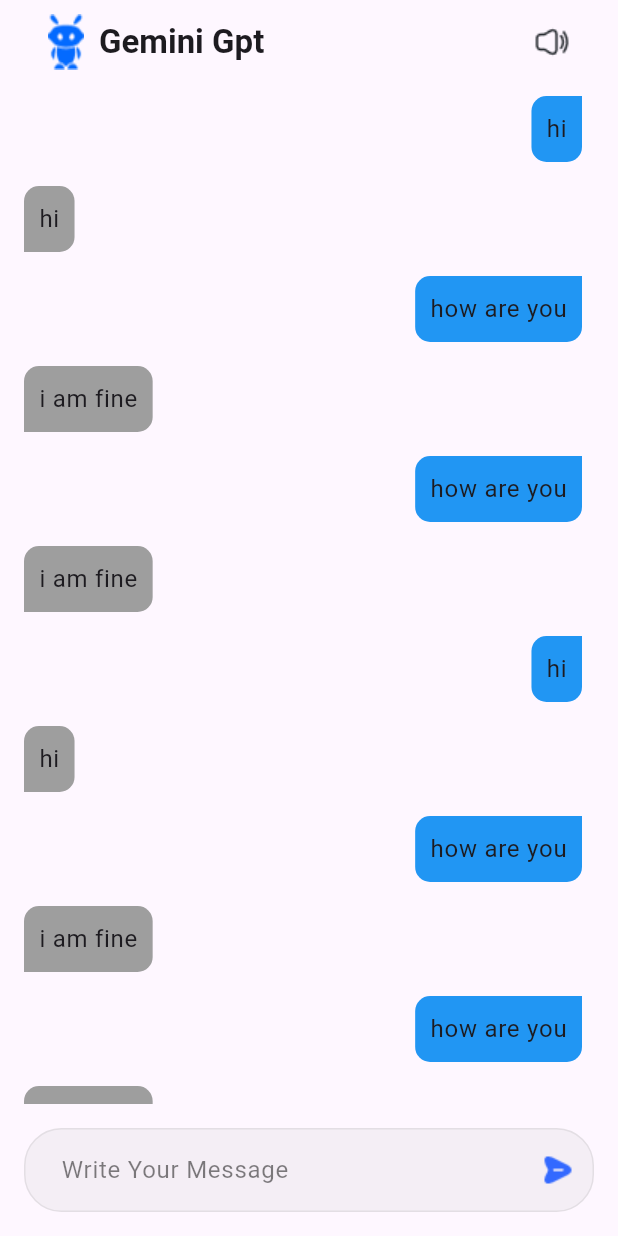
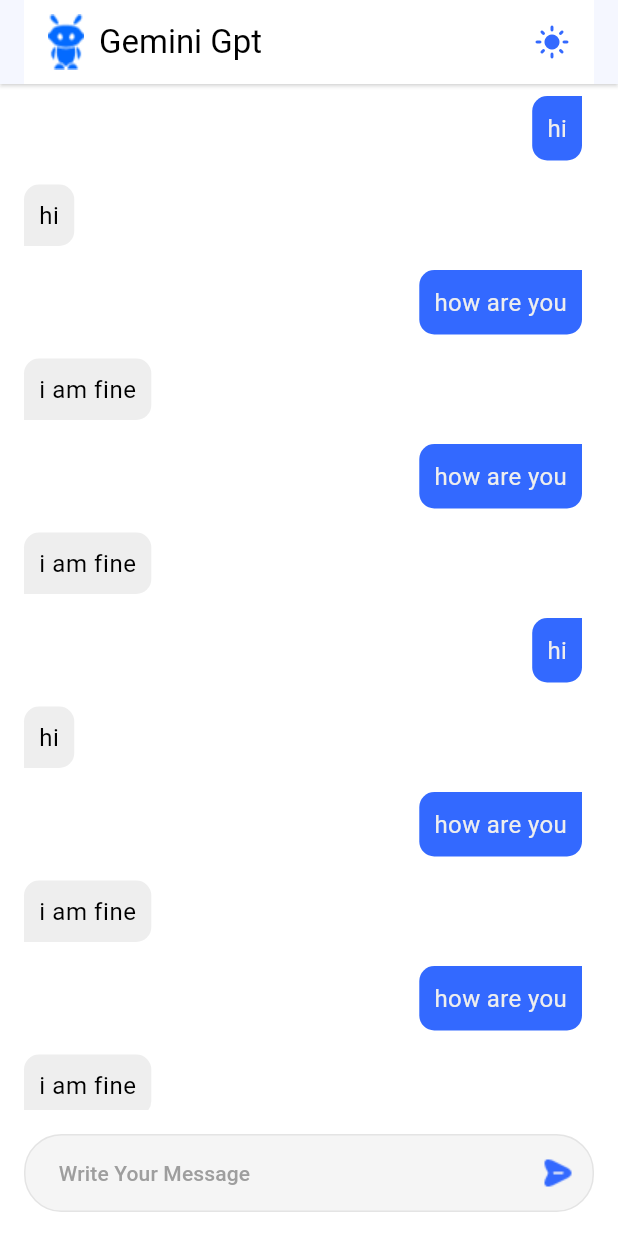
Before and after one commit to amrnooour/gemini_gpt, a Flutter app: the screen it shows after launch, after a tap on "Continue", on a phone screen of 412 x 824 dp. Run offline on Flutter 3.47's test engine with Material 3 defaults, Android fonts, the phone set to English and light mode, and no system bars; our stand-ins replace flutter_riverpod.

Commit message:
craete light and dark mode

```diff
--- a/lib/features/home/home_view.dart
+++ b/lib/features/home/home_view.dart
@@ -8,7 +8,10 @@ class HomeView extends StatelessWidget {
   @override
   Widget build(BuildContext context) {
     return Scaffold(
+      backgroundColor: Theme.of(context).colorScheme.background,
       appBar: AppBar(
+      backgroundColor: Theme.of(context).colorScheme.background,
+      elevation: 1,
         title: const CustomAppBar(),
       ),
       body: const HomeViewBody(),
--- a/lib/features/home/widgets/custom_app_bar.dart
+++ b/lib/features/home/widgets/custom_app_bar.dart
@@ -1,19 +1,36 @@
 import 'package:flutter/material.dart';
+import 'package:flutter_riverpod/flutter_riverpod.dart';
 import 'package:gemini_gpt/core/utils/app_assets.dart';
+import 'package:gemini_gpt/theme_notifier.dart';
 
-class CustomAppBar extends StatelessWidget {
+class CustomAppBar extends ConsumerStatefulWidget {
   const CustomAppBar({super.key});
 
   @override
+  ConsumerState<CustomAppBar> createState() => _CustomAppBarState();
+}
+
+class _CustomAppBarState extends ConsumerState<CustomAppBar> {
+
+  @override
   Widget build(BuildContext context) {
+    final currentTheme = ref.read(themeProvider);
     return AppBar(
       title: Row(
         children: [
           Image.asset(AppAssets.robot),
-          const SizedBox(width: 10,),
-          const Text("Gemini Gpt",style: TextStyle(fontWeight: FontWeight.bold),),
+          const SizedBox(
+            width: 10,
+          ),
+          Text("Gemini Gpt", style: Theme.of(context).textTheme.titleLarge),
           const Spacer(),
-          Image.asset(AppAssets.volumeButton),
+          GestureDetector(
+              onTap: () {
+                ref.read(themeProvider.notifier).toggleTheme();
+              },
+              child: currentTheme==ThemeMode.dark?
+              Icon(Icons.dark_mode,color: Theme.of(context).colorScheme.secondary,)
+              :Icon(Icons.light_mode,color: Theme.of(context).colorScheme.primary,)),
         ],
       ),
     );
--- a/lib/features/home/widgets/custom_list_message.dart
+++ b/lib/features/home/widgets/custom_list_message.dart
@@ -27,9 +27,11 @@ class CustomListMessage extends StatelessWidget {
                             topEnd: Radius.circular(10),
                             bottomEnd: Radius.circular(10)),
                     color: Constants.messge[index].isUser
-                        ? Colors.blue
-                        : Colors.grey),
-                child: Text(Constants.messge[index].text)),
+                        ? Theme.of(context).colorScheme.primary
+                        : Theme.of(context).colorScheme.secondary),
+                child: Text(Constants.messge[index].text,
+                style: Constants.messge[index].isUser?Theme.of(context).textTheme.bodyMedium:
+                Theme.of(context).textTheme.bodySmall,)),
           ),
         );
       },
--- a/lib/features/home/widgets/custom_text_field.dart
+++ b/lib/features/home/widgets/custom_text_field.dart
@@ -17,12 +17,15 @@ class CustomTextField extends StatelessWidget {
         disabledBorder: buildBorder(),
         focusedBorder: buildBorder(),
         hintText: "  Write Your Message",
-        hintStyle: TextStyle(color: Colors.black.withOpacity(.5)),
+        hintStyle: Theme.of(context).textTheme.titleSmall!.copyWith(
+          color: Colors.grey
+        ),
         suffixIcon: GestureDetector(
           onTap: onTap,
           child: Image.asset(AppAssets.sendButton))
       ),
       controller: controller,
+      style: Theme.of(context).textTheme.titleSmall,
 
     );
   }
--- a/lib/features/onboarding/widgets/onboarding_view_body.dart
+++ b/lib/features/onboarding/widgets/onboarding_view_body.dart
@@ -27,6 +27,7 @@ class OnboardingViewBody extends StatelessWidget {
           const Text(
             "Using the software, you can ask question\n and recive articles using artificial intelligence \n assistant",
             textAlign: TextAlign.center,
+            style: TextStyle(color: Colors.grey),
           ),
           const SizedBox(
             height: 90,
@@ -36,7 +37,7 @@ class OnboardingViewBody extends StatelessWidget {
             height: 120,
           ),
           Padding(
-            padding: const EdgeInsets.symmetric(horizontal: 140),
+            padding: const EdgeInsets.symmetric(horizontal: 130),
             child: GestureDetector(
               onTap: () {
                 Navigator.pushReplacement(
--- a/lib/main.dart
+++ b/lib/main.dart
@@ -1,18 +1,28 @@
 import 'package:flutter/material.dart';
+import 'package:gemini_gpt/core/utils/app_themes.dart';
 import 'package:gemini_gpt/features/splash/splash.dart';
+import 'package:flutter_riverpod/flutter_riverpod.dart';
+import 'package:gemini_gpt/theme_notifier.dart';
+
 
 void main() {
-  runApp(const MyApp());
+  runApp(
+    const ProviderScope(child: MyApp()));
 }
 
-class MyApp extends StatelessWidget {
+class MyApp extends ConsumerWidget {
   const MyApp({super.key});
 
   @override
-  Widget build(BuildContext context) {
-    return const MaterialApp(
+  Widget build(BuildContext context,WidgetRef ref) {
+    final themeMode = ref.watch(themeProvider);
+
+    return MaterialApp(
       debugShowCheckedModeBanner: false,
-      home: Splash(),
+      home: const Splash(),
+      theme: lightMode,
+      darkTheme: darkMode,
+      themeMode: themeMode,
     );
   }
 }
--- /dev/null
+++ b/lib/theme_notifier.dart
@@ -0,0 +1,18 @@
+import 'package:flutter/material.dart';
+import 'package:flutter_riverpod/flutter_riverpod.dart';
+
+class ThemeNotifier extends StateNotifier<ThemeMode> {
+  ThemeNotifier() : super(ThemeMode.light);
+
+  void toggleTheme() {
+    if (state == ThemeMode.light) {
+      state = ThemeMode.dark;
+    } else {
+      state = ThemeMode.light;
+    }
+  }
+}
+
+final themeProvider = StateNotifierProvider<ThemeNotifier,ThemeMode>((ref){
+return ThemeNotifier();
+});
--- a/pubspec.yaml
+++ b/pubspec.yaml
@@ -35,6 +35,7 @@ dependencies:
   # The following adds the Cupertino Icons font to your application.
   # Use with the CupertinoIcons class for iOS style icons.
   cupertino_icons: ^1.0.6
+  flutter_riverpod: ^2.5.1
 
 dev_dependencies:
   flutter_test:
```
Also changed, not shown: pubspec.lock.
